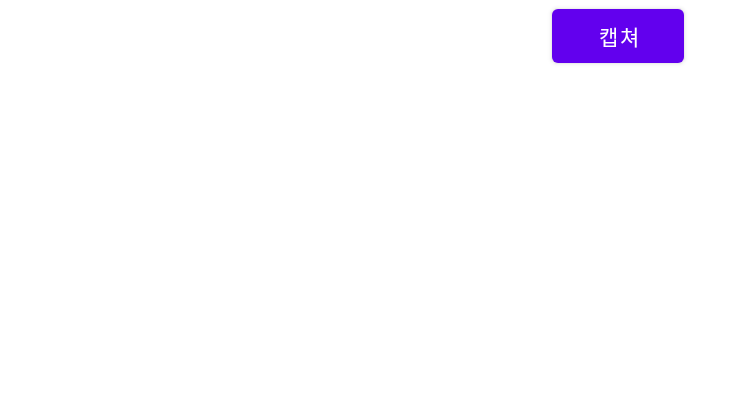
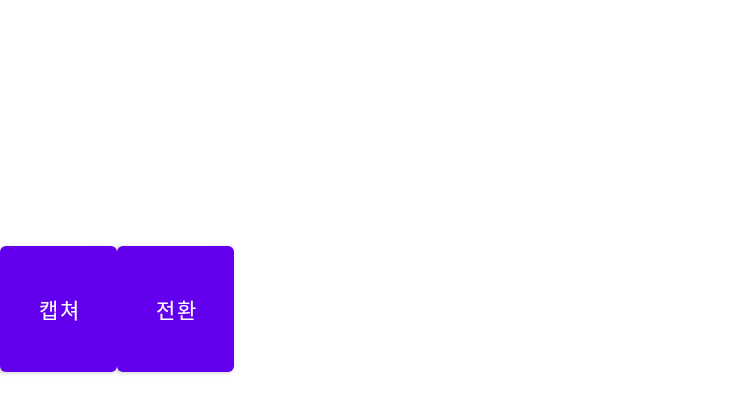
Before and after one commit to zxc6147/PublicCamerahaarcascade, an Android app: the screen it shows after launch (MainActivity), after a tap on "캡쳐", on a phone screen of 824 x 412 dp (held sideways). Shown: the top 413 px of the screen, without its empty margins (0-748 px from the left). Run offline under Robolectric (Android 15) with nearby library versions, the phone set to English and light mode, and no system bars; libraries missing offline, so code that uses them is left out: org.opencv.android, org.opencv.core, org.opencv.imgcodecs, org.opencv.imgproc; plain views replace JavaCameraView; 12 statements that could not run were skipped.

Commit message:
카메라 전환, 사진 저장

```diff
--- a/app/src/main/java/com/example/opencvcameraexample/MainActivity.java
+++ b/app/src/main/java/com/example/opencvcameraexample/MainActivity.java
@@ -17,6 +17,7 @@ import android.view.SurfaceView;
 import android.view.View;
 import android.view.WindowManager;
 import android.widget.Button;
+import android.widget.Toast;
 
 import org.opencv.android.BaseLoaderCallback;
 import org.opencv.android.CameraBridgeViewBase;
@@ -31,16 +32,21 @@ import java.io.File;
 import java.io.FileOutputStream;
 import java.io.InputStream;
 import java.io.OutputStream;
+import java.text.SimpleDateFormat;
 import java.util.Collections;
+import java.util.Date;
 import java.util.List;
 import java.util.concurrent.Semaphore;
 
 import static android.Manifest.permission.CAMERA;
 import static android.Manifest.permission.WRITE_EXTERNAL_STORAGE;
+import static android.os.Environment.DIRECTORY_PICTURES;
 
 
 public class MainActivity extends AppCompatActivity
         implements CameraBridgeViewBase.CvCameraViewListener2 {
+
+    private int cameraIndex = 0;
 
     private static final String TAG = "opencv";
     private Mat matInput;
@@ -54,7 +60,6 @@ public class MainActivity extends AppCompatActivity
                               long cascadeClassifier_eye, long matAddrInput, long matAddrResult);
     public long cascadeClassifier_face = 0;
     public long cascadeClassifier_eye = 0;
-
 
     private final Semaphore writeLock = new Semaphore(1);
 
@@ -85,29 +90,16 @@ public class MainActivity extends AppCompatActivity
         OutputStream outputStream = null;
 
         try {
-            Log.d( "CCCC", "copyFile :: 다음 경로로 파일복사 "+ pathDir);
-
-            Log.d("CCCC", "0");
-
             inputStream = assetManager.open(filename);
-
-            Log.d("CCCC", "0.5");
-
             outputStream = new FileOutputStream(pathDir);
 
-            Log.d("CCCC", "1");
-
             byte[] buffer = new byte[1024];
-
-            Log.d("CCCC", "2");
             int read;
 
-            Log.d("CCCC", "3");
             while ((read = inputStream.read(buffer)) != -1) {
                 outputStream.write(buffer, 0, read);
             }
 
-            Log.d("CCCC", "4");
             inputStream.close();
             inputStream = null;
             outputStream.flush();
@@ -165,24 +157,33 @@ public class MainActivity extends AppCompatActivity
         mOpenCvCameraView = (CameraBridgeViewBase)findViewById(R.id.activity_surface_view);
         mOpenCvCameraView.setVisibility(SurfaceView.VISIBLE);
         mOpenCvCameraView.setCvCameraViewListener(this);
-        mOpenCvCameraView.setCameraIndex(1); // front-camera(1),  back-camera(0)
+        mOpenCvCameraView.setCameraIndex(cameraIndex); // front-camera(1),  back-camera(0)
 
-        Button button = (Button)findViewById(R.id.button);
-        button.setOnClickListener(new View.OnClickListener() {
+        Button captureButton = (Button)findViewById(R.id.capture_button);
+
+        captureButton.setOnClickListener(new View.OnClickListener() {
             public void onClick(View v) {
-
                 try {
                     getWriteLock();
 
-                    File path = new File(Environment.getExternalStorageDirectory() + "/Images/");
+                    File path = new File(Environment.getExternalStoragePublicDirectory(DIRECTORY_PICTURES) + "/PublicCamera/");
                     path.mkdirs();
-                    File file = new File(path, "image.jpg");
+
+                    long now = System.currentTimeMillis();
+                    Date mDate= new Date(now);
+                    SimpleDateFormat simpleDate = new SimpleDateFormat("yyyy_MM_dd_hh_mm_ss");
+                    String getTime = simpleDate.format(mDate);
+                    getTime += ".jpg";
+                    File file = new File(path, getTime);
 
                     String filename = file.toString();
 
                     Imgproc.cvtColor(matResult, matResult, Imgproc.COLOR_BGR2RGBA);
                     boolean ret  = Imgcodecs.imwrite( filename, matResult);
-                    if ( ret ) Log.d(TAG, "SUCESS");
+                    if ( ret ) {
+                        Log.d(TAG, "SUCESS");
+                        Toast.makeText(getApplicationContext(), "캡쳐 완료", Toast.LENGTH_SHORT).show();
+                    }
                     else Log.d(TAG, "FAIL");
 
 
@@ -192,14 +193,47 @@ public class MainActivity extends AppCompatActivity
                 } catch (InterruptedException e) {
                     e.printStackTrace();
                 }
+                releaseWriteLock();
+            }
+        });
 
+        Button changeButton = (Button)findViewById(R.id.change_button);
+        changeButton.setOnClickListener(new View.OnClickListener(){
+            public void onClick(View v){
+                try{
+                    if(cameraIndex == 0)
+                    {
+                        mOpenCvCameraView.setVisibility(SurfaceView.INVISIBLE);
+                        cameraIndex = 1;
 
-                releaseWriteLock();
+                        mOpenCvCameraView.setCameraIndex(cameraIndex);
+                        mOpenCvCameraView.setVisibility(SurfaceView.VISIBLE);
+                        Core.flip(matInput, matInput, 1);
+
+                        Log.d("cameraIndex", Integer.toString(cameraIndex));
+                    }
+                    else if (cameraIndex == 1)
+                    {
+                        mOpenCvCameraView.setVisibility(SurfaceView.INVISIBLE);
+                        cameraIndex = 0;
+
+                        mOpenCvCameraView.setCameraIndex(cameraIndex);
+                        mOpenCvCameraView.setVisibility(SurfaceView.VISIBLE);
+                        Core.flip(matInput, matInput, 1);
+
+                        Log.d("cameraIndex", Integer.toString(cameraIndex));
+                    }
+                    else
+                    {
+                        Log.d("cameraIndex", "Invalid camera index");
+                    }
+                }catch (Exception e)
+                {
+                    Log.d("cameraIndex", e.getMessage());
+                }
 
             }
         });
-
-
     }
 
     @Override
@@ -255,7 +289,7 @@ public class MainActivity extends AppCompatActivity
                 matResult = new Mat(matInput.rows(), matInput.cols(), matInput.type());
 
             //ConvertRGBtoGray(matInput.getNativeObjAddr(), matResult.getNativeObjAddr());
-            Core.flip(matInput, matInput, 1);
+
 
             detect(cascadeClassifier_face, cascadeClassifier_eye, matInput.getNativeObjAddr(), matResult.getNativeObjAddr());
         } catch (InterruptedException e){
--- a/app/src/main/res/layout/activity_main.xml
+++ b/app/src/main/res/layout/activity_main.xml
@@ -1,26 +1,30 @@
 <?xml version="1.0" encoding="utf-8"?>
-<LinearLayout
-    xmlns:android="http://schemas.android.com/apk/res/android"
+<LinearLayout xmlns:android="http://schemas.android.com/apk/res/android"
     xmlns:opencv="http://schemas.android.com/apk/res-auto"
     xmlns:tools="http://schemas.android.com/tools"
     android:layout_width="match_parent"
     android:layout_height="match_parent"
-    android:orientation="vertical"
     tools:context=".MainActivity">
 
     <Button
-        android:id="@+id/button"
-        android:layout_width="wrap_content"
-        android:layout_height="wrap_content"
-        android:layout_gravity="center_horizontal"
+        android:id="@+id/capture_button"
+        android:layout_width="78dp"
+        android:layout_height="96dp"
+        android:layout_gravity="center_vertical"
         android:text="캡쳐" />
 
+    <Button
+        android:id="@+id/change_button"
+        android:layout_width="78dp"
+        android:layout_height="96dp"
+        android:layout_gravity="center"
+        android:text="전환" />
 
     <org.opencv.android.JavaCameraView
+        android:id="@+id/activity_surface_view"
         android:layout_width="match_parent"
         android:layout_height="match_parent"
-        opencv:camera_id="any"
         android:visibility="gone"
-        android:id="@+id/activity_surface_view" />
+        opencv:camera_id="any" />
 
 </LinearLayout>
```
Also changed, not shown: 1 other file.
